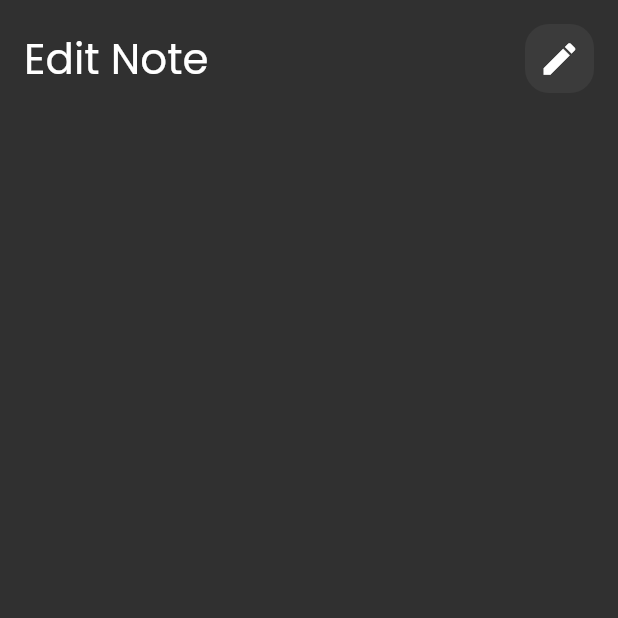
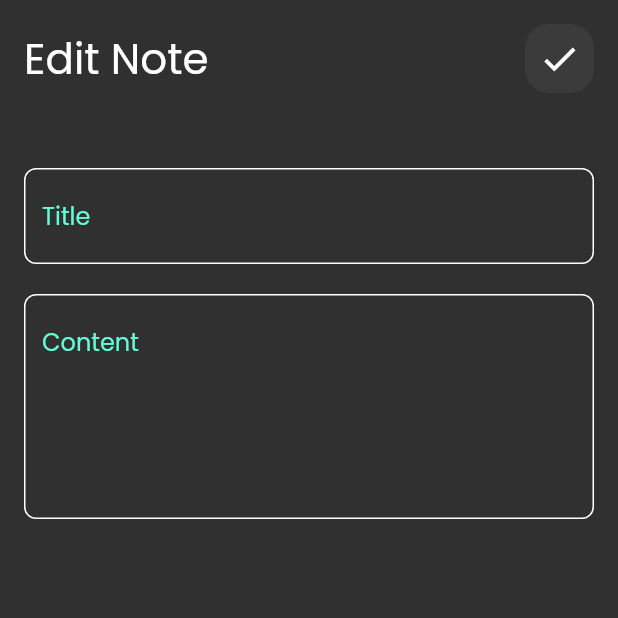
Before and after one commit to George-Samir88/notes_app, a Flutter app: the EditNoteViewBody screen opened directly, on a phone screen of 412 x 824 dp, the top half of it. Run offline on Flutter 3.47's test engine with Material 2 defaults, Android fonts, the phone set to English and light mode, and no system bars.

Commit message:
edit note view ui done

```diff
--- a/lib/reusable/edit_note_view_body.dart
+++ b/lib/reusable/edit_note_view_body.dart
@@ -1,5 +1,6 @@
 import 'package:flutter/material.dart';
 import 'package:notes_app/reusable/custom_app_bar.dart';
+import 'package:notes_app/reusable/custom_text_field.dart';
 
 class EditNoteViewBody extends StatelessWidget {
   const EditNoteViewBody({super.key});
@@ -14,8 +15,18 @@ class EditNoteViewBody extends StatelessWidget {
             children: [
               CustomAppBar(
                 title: 'Edit Note',
-                icon: Icons.edit,
+                icon: Icons.check,
               ),
+              SizedBox(
+                height: 50.0,
+              ),
+              CustomTextField(
+                hint: 'Title',
+              ),
+              SizedBox(
+                height: 20.0,
+              ),
+              CustomTextField(hint: 'Content' , maxLines: 5,),
             ],
           ),
         ),
```
